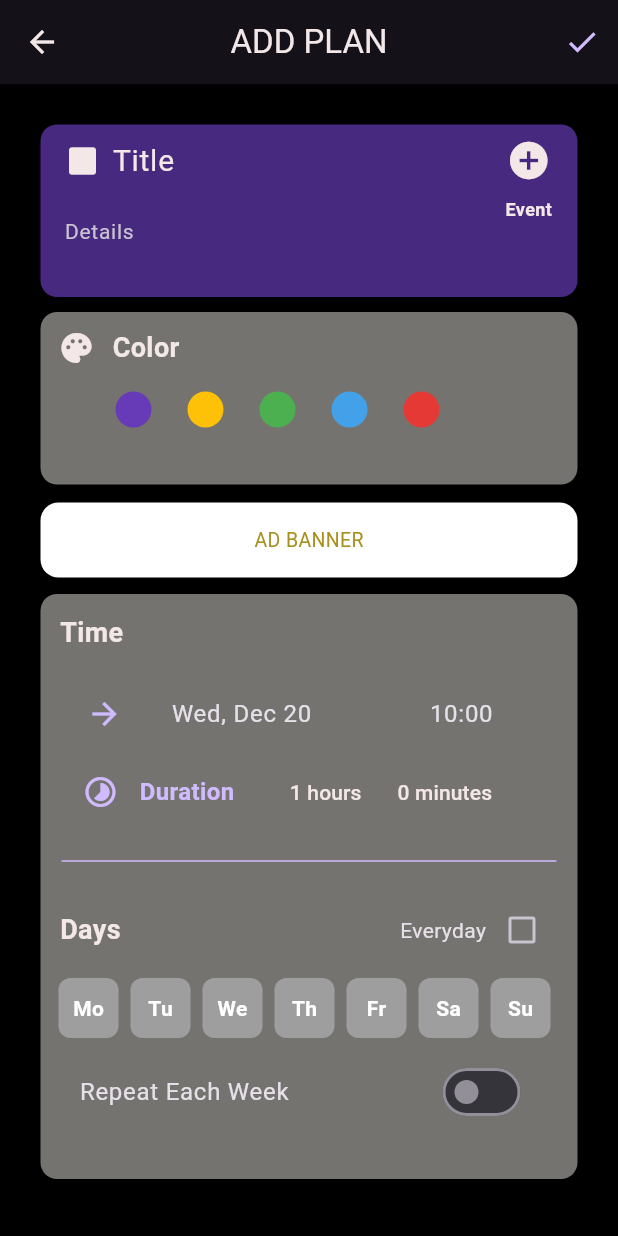
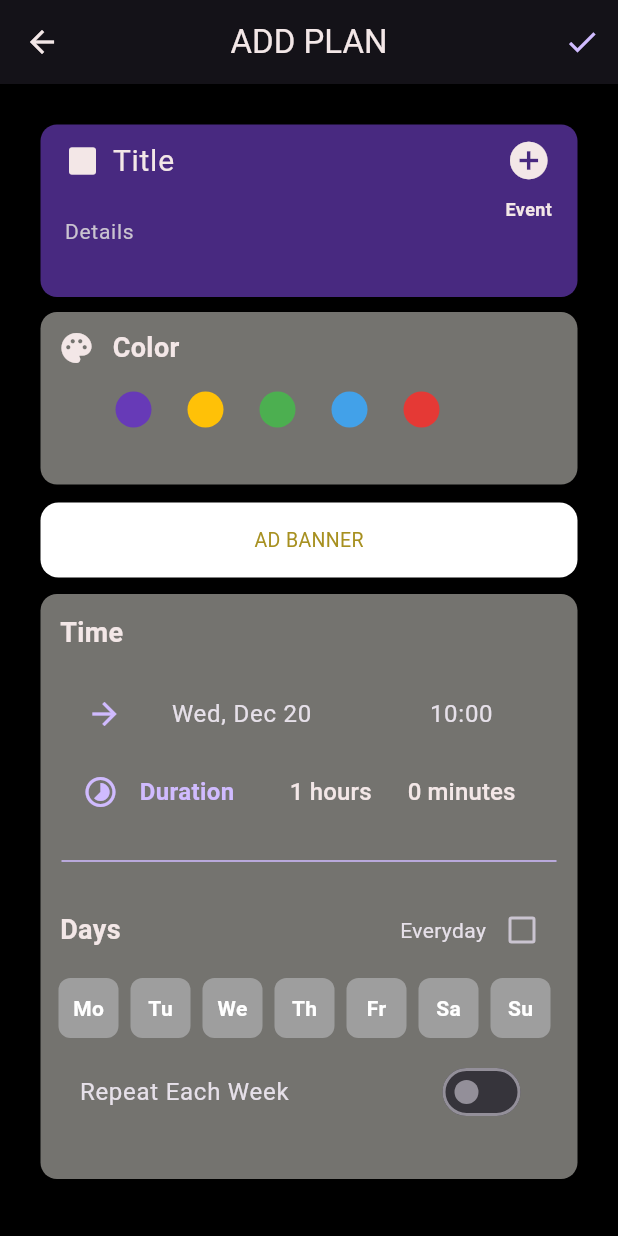
Before and after one commit to batuhanozcan1605/weekplanner, a Flutter app: the screen it shows after launch, after a tap on the "add" icon, on a phone screen of 412 x 824 dp. Run offline on Flutter 3.47's test engine with Material 3 defaults, Android fonts, the phone set to English and light mode, and no system bars; our stand-ins replace sqflite, syncfusion_flutter_calendar; missing offline and left inert: duration_picker, interval_time_picker; accounts and stored records are empty; Roboto replaces fonts that are missing (Segoe UI).

Commit message:
minor text edit

```diff
--- a/lib/screens/event_editing_page.dart
+++ b/lib/screens/event_editing_page.dart
@@ -448,14 +448,14 @@ class _EventEditingPageState extends State<EventEditingPage> {
               });
             },
             child: Text('${selectedDurationHour!.inHours} hours',
-              style: TextStyle(color: Constants.softColor, fontSize: 14),)),
+              style: TextStyle(color: Constants.softColor, fontSize: 16),)),
         //SizedBox(width: 8),
         TextButton(
             onPressed: () async {
               await showMinutePickerDialog(context);
             },
             child: Text('${selectedDurationMinute.toString()} minutes',
-                style: TextStyle(color: Constants.softColor, fontSize: 14))),
+                style: TextStyle(color: Constants.softColor, fontSize: 16))),
       ],
     );
   }
```
